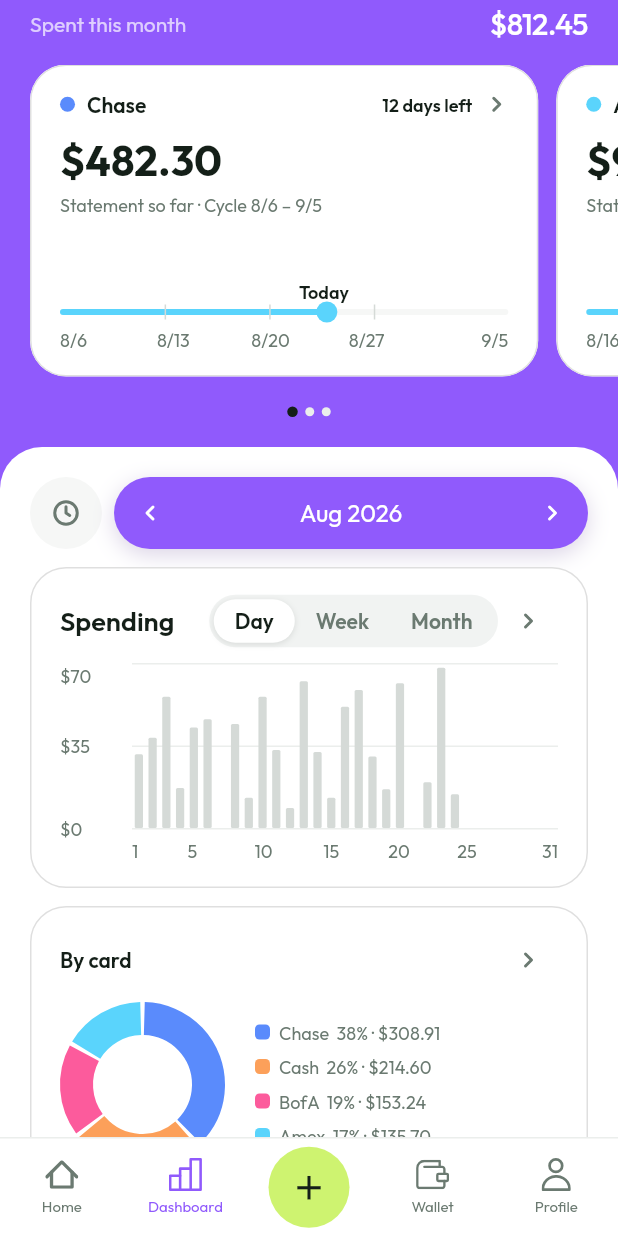
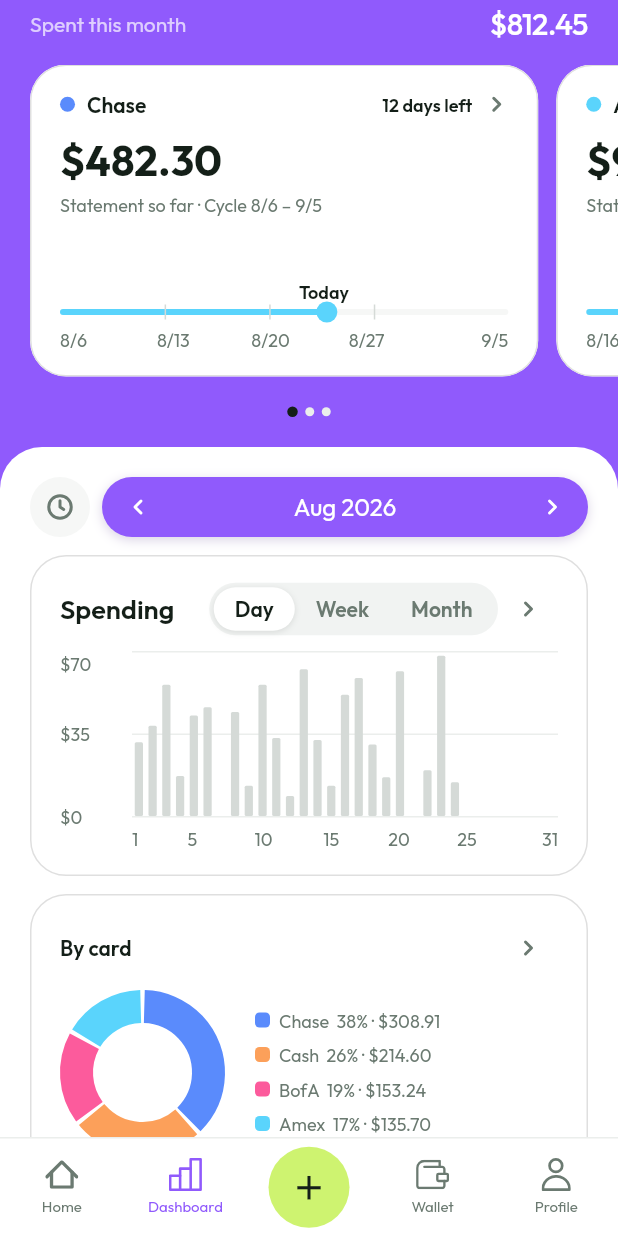
Before and after one commit to js10839/spendTracker, a Flutter app: the DashboardPage screen opened by its route, on a phone screen of 412 x 824 dp. Run offline on Flutter 3.47's test engine with Material 3 defaults, Android fonts, the phone set to English and light mode, and no system bars; our stand-ins replace flutter_svg, go_router, shared_preferences, supabase_flutter, video_player; accounts and stored records are empty.

Commit message:
Animate dashboard period switching

```diff
--- a/frontend/lib/dashboard/dashboard_analytics.dart
+++ b/frontend/lib/dashboard/dashboard_analytics.dart
@@ -17,18 +17,24 @@ class DashboardAnalytics extends StatelessWidget {
     required this.summary,
     required this.cashFlow,
     required this.onRetryCashFlow,
+    required this.rolling,
   });
 
   final DashboardSummary summary;
   final Future<List<DashboardCashMonth>?> cashFlow;
   final VoidCallback onRetryCashFlow;
+  final bool rolling;
 
   @override
   Widget build(BuildContext context) => Column(
     crossAxisAlignment: CrossAxisAlignment.stretch,
     spacing: AppSpacing.md,
     children: [
-      _SpendingCard(daily: summary.daily, yearly: summary.yearly),
+      _SpendingCard(
+        daily: summary.daily,
+        yearly: summary.yearly,
+        rolling: rolling,
+      ),
       _BreakdownCard(title: 'By card', rows: summary.paymentMethods),
       _BreakdownCard(title: 'Category breakdown', rows: summary.categories),
       Text('Income vs spending', style: AppTypography.bodyMediumStrong),
@@ -89,10 +95,15 @@ class _DashboardCard extends StatelessWidget {
 }
 
 class _SpendingCard extends StatefulWidget {
-  const _SpendingCard({required this.daily, required this.yearly});
+  const _SpendingCard({
+    required this.daily,
+    required this.yearly,
+    required this.rolling,
+  });
 
   final List<DashboardBucket> daily;
   final List<DashboardBucket> yearly;
+  final bool rolling;
 
   @override
   State<_SpendingCard> createState() => _SpendingCardState();
@@ -135,7 +146,9 @@ class _SpendingCardState extends State<_SpendingCard> {
             runSpacing: AppSpacing.sm,
             children: [
               Text('Spending', style: AppTypography.heading3),
-              Row(
+              FittedBox(
+                fit: BoxFit.scaleDown,
+                child: Row(
                   mainAxisSize: MainAxisSize.min,
                   children: [
                     AppSegmentedControl(
@@ -158,6 +171,7 @@ class _SpendingCardState extends State<_SpendingCard> {
                     ),
                   ],
                 ),
+              ),
             ],
           ),
           if (buckets.every((bucket) => bucket.cents == 0))
@@ -169,6 +183,7 @@ class _SpendingCardState extends State<_SpendingCard> {
             _SpendingChart(
               buckets: buckets,
               range: _range,
+              rolling: widget.rolling,
               selected: _selected,
               onSelected: (index) =>
                   setState(() => _selected = _selected == index ? null : index),
@@ -183,12 +198,14 @@ class _SpendingChart extends StatelessWidget {
   const _SpendingChart({
     required this.buckets,
     required this.range,
+    required this.rolling,
     required this.selected,
     required this.onSelected,
   });
 
   final List<DashboardBucket> buckets;
   final int range;
+  final bool rolling;
   final int? selected;
   final ValueChanged<int> onSelected;
 
@@ -298,6 +315,8 @@ class _SpendingChart extends StatelessWidget {
                             child: Text(
                               range == 2
                                   ? homeMonths[bucket.date.month - 1]
+                                  : rolling
+                                  ? '${bucket.date.month}/${bucket.date.day}'
                                   : '${bucket.date.day}',
                               style: _caption,
                             ),
@@ -361,6 +380,7 @@ class _SpendingChart extends StatelessWidget {
     if (index == 0 || index == count - 1) return true;
     if (range == 2) return index.isEven;
     if (range == 1) return true;
+    if (rolling) return index % 7 == 0 && index < count - 3;
     return date.day % 5 == 0 && index < count - 2;
   }
 }
@@ -399,7 +419,9 @@ class _BreakdownCard extends StatelessWidget {
           Row(
             mainAxisAlignment: MainAxisAlignment.spaceBetween,
             children: [
-              Text(title, style: AppTypography.bodyMediumStrong),
+              Flexible(
+                child: Text(title, style: AppTypography.bodyMediumStrong),
+              ),
               if (rows.isNotEmpty)
                 _DetailsButton(
                   title: title,
@@ -410,7 +432,7 @@ class _BreakdownCard extends StatelessWidget {
             ],
           ),
           if (rows.isEmpty)
-            Text('No spending for this month', style: _caption)
+            Text('No spending for this period', style: _caption)
           else
             Row(
               crossAxisAlignment: CrossAxisAlignment.center,
--- a/frontend/lib/dashboard/dashboard_page.dart
+++ b/frontend/lib/dashboard/dashboard_page.dart
@@ -15,6 +15,7 @@ import '../onboarding/onboarding_card_color.dart';
 import '../onboarding/widgets/onboarding_custom_card_sheet.dart';
 import 'dashboard_analytics.dart';
 import 'dashboard_preview_data.dart';
+import 'dashboard_period_switch.dart';
 import 'dashboard_repository.dart';
 import 'dashboard_statement_card.dart';
 
@@ -38,12 +39,13 @@ class _DashboardPageState extends State<DashboardPage> {
   final _carousel = PageController(viewportFraction: .895);
   late Future<DashboardSummary> _summary;
   late Future<DashboardSummary> _period;
+  Future<DashboardSummary>? _rollingPeriod;
+  bool _showRolling = false;
   late Future<Map<DateTime, int>?> _income;
   late Future<List<DashboardCashMonth>?> _cashFlow;
   late DateTime _month;
-  DateTime get _today => widget.isMember
-      ? calendarDate(DateTime.now())
-      : DateTime.utc(2026, 8, 24);
+  DateTime get _today =>
+      widget.isMember ? calendarDate(DateTime.now()) : dashboardGuestToday;
   DateTime get _currentMonth => DateTime.utc(_today.year, _today.month);
   var _cardIndex = 0;
   var _addingCard = false;
@@ -66,6 +68,22 @@ class _DashboardPageState extends State<DashboardPage> {
     final repository = DashboardRepository.instance;
     if (repository == null) throw StateError('Dashboard API is not configured');
     return repository.load(_today, month: month);
+  }
+
+  Future<DashboardSummary> _loadRolling() async {
+    if (!widget.isMember) {
+      return dashboardGuestSummary(_currentMonth, rolling: true);
+    }
+    final repository = DashboardRepository.instance;
+    if (repository == null) throw StateError('Dashboard API is not configured');
+    return repository.loadPast30Days(_today);
+  }
+
+  void _togglePeriod() {
+    setState(() {
+      _showRolling = !_showRolling;
+      if (_showRolling) _rollingPeriod ??= _loadRolling();
+    });
   }
 
   Future<Map<DateTime, int>?> _loadIncome() async {
@@ -113,6 +131,7 @@ class _DashboardPageState extends State<DashboardPage> {
   void _refreshData() {
     _summary = _load(_currentMonth);
     _period = _month == _currentMonth ? _summary : _load(_month);
+    _rollingPeriod = _showRolling ? _loadRolling() : null;
     _income = _loadIncome();
     _cashFlow = _loadCashFlow(_month, _period, _income);
   }
@@ -316,9 +335,21 @@ class _DashboardPageState extends State<DashboardPage> {
                   child: Column(
                     spacing: AppSpacing.md,
                     children: [
-                      _monthControls(),
+                      DashboardPeriodSwitch(
+                        rolling: _showRolling,
+                        today: _today,
+                        month: _month,
+                        onToggle: _togglePeriod,
+                        onPickMonth: _pickMonth,
+                        onPreviousMonth: () => _selectMonth(
+                          DateTime.utc(_month.year, _month.month - 1),
+                        ),
+                        onNextMonth: () => _selectMonth(
+                          DateTime.utc(_month.year, _month.month + 1),
+                        ),
+                      ),
                       FutureBuilder<DashboardSummary>(
-                        future: _period,
+                        future: _showRolling ? _rollingPeriod : _period,
                         builder: (context, snapshot) {
                           if (snapshot.connectionState !=
                               ConnectionState.done) {
@@ -332,7 +363,9 @@ class _DashboardPageState extends State<DashboardPage> {
                             return Column(
                               children: [
                                 Text(
-                                  'Couldn’t load this month.',
+                                  _showRolling
+                                      ? 'Couldn’t load the past 30 days.'
+                                      : 'Couldn’t load this month.',
                                   style: AppTypography.bodyMedium,
                                 ),
                                 TextButton(
@@ -343,7 +376,8 @@ class _DashboardPageState extends State<DashboardPage> {
                             );
                           }
                           return DashboardAnalytics(
-                            key: ValueKey(_month),
+                            key: ValueKey((_month, _showRolling)),
+                            rolling: _showRolling,
                             summary: data,
                             cashFlow: _cashFlow,
                             onRetryCashFlow: () => setState(() {
@@ -385,62 +419,6 @@ class _DashboardPageState extends State<DashboardPage> {
     ),
   );
 
-  Widget _monthControls() => Row(
-    children: [
-      Material(
-        color: AppTokens.surface,
-        shape: const CircleBorder(),
-        child: IconButton(
-          tooltip: 'Back to this month',
-          onPressed: () => _selectMonth(_currentMonth),
-          icon: SvgPicture.asset('assets/dashboard/month_clock.svg'),
-        ),
-      ),
-      const SizedBox(width: AppSpacing.sm),
-      Expanded(
-        child: DecoratedBox(
-          decoration: BoxDecoration(
-            color: AppTokens.brandPurple,
-            borderRadius: BorderRadius.circular(AppRadius.full),
-            boxShadow: [AppShadows.headerControl],
-          ),
-          child: Material(
-            color: Colors.transparent,
-            borderRadius: BorderRadius.circular(AppRadius.full),
-            child: Row(
-              children: [
-                IconButton(
-                  tooltip: 'Previous month',
-                  onPressed: () =>
-                      _selectMonth(DateTime.utc(_month.year, _month.month - 1)),
-                  icon: SvgPicture.asset('assets/dashboard/month_previous.svg'),
-                ),
-                Expanded(
-                  child: TextButton(
-                    onPressed: _pickMonth,
-                    child: Text(
-                      '${homeMonths[_month.month - 1]} ${_month.year}',
-                      textAlign: TextAlign.center,
-                      style: AppTypography.bodyLarge.copyWith(
-                        color: AppTokens.textInverse,
-                      ),
-                    ),
-                  ),
-                ),
-                IconButton(
-                  tooltip: 'Next month',
-                  onPressed: () =>
-                      _selectMonth(DateTime.utc(_month.year, _month.month + 1)),
-                  icon: SvgPicture.asset('assets/dashboard/month_next.svg'),
-                ),
-              ],
-            ),
-          ),
-        ),
-      ),
-    ],
-  );
-
   Widget _header(BuildContext context, DashboardSummary summary) {
     final statements = summary.statements;
     final itemCount = statements.length + 1;
@@ -456,14 +434,18 @@ class _DashboardPageState extends State<DashboardPage> {
               children: [
                 Expanded(
                   child: Text(
-                    'Spent this month',
+                    _showRolling ? 'Past 30 days' : 'Spent this month',
                     style: AppTypography.bodyMedium.copyWith(
                       color: AppTokens.textInverse.withValues(alpha: .7),
                     ),
                   ),
                 ),
                 Text(
-                  formatHomeMoney(summary.monthlySpendingCents),
+                  formatHomeMoney(
+                    _showRolling
+                        ? summary.rollingSpendingCents
+                        : summary.monthlySpendingCents,
+                  ),
                   style: AppTypography.displayAmount.copyWith(
                     color: AppTokens.textInverse,
                     fontSize: 20,
--- /dev/null
+++ b/frontend/lib/dashboard/dashboard_period_switch.dart
@@ -0,0 +1,219 @@
+import 'dart:ui' show lerpDouble;
+
+import 'package:flutter/material.dart';
+import 'package:flutter_svg/flutter_svg.dart';
+
+import '../design_system/tokens.dart';
+import '../design_system/typography.dart';
+import '../home/home_format.dart';
+import 'dashboard_repository.dart';
+
+class DashboardPeriodSwitch extends StatelessWidget {
+  const DashboardPeriodSwitch({
+    super.key,
+    required this.rolling,
+    required this.today,
+    required this.month,
+    required this.onToggle,
+    required this.onPickMonth,
+    required this.onPreviousMonth,
+    required this.onNextMonth,
+  });
+
+  final bool rolling;
+  final DateTime today;
+  final DateTime month;
+  final VoidCallback onToggle;
+  final VoidCallback onPickMonth;
+  final VoidCallback onPreviousMonth;
+  final VoidCallback onNextMonth;
+
+  static const _size = 40.0;
+
+  @override
+  Widget build(BuildContext context) {
+    final start = dashboardRollingStart(today);
+    final dateRange = '(${_shortDate(start)} – ${_shortDate(today)})';
+    final height = MediaQuery.textScalerOf(context)
+        .scale(24)
+        .clamp(_size, 72.0);
+    return LayoutBuilder(
+      builder: (context, constraints) {
+        final expanded = constraints.maxWidth - AppSpacing.sm - _size;
+        return TweenAnimationBuilder<double>(
+          tween: Tween(begin: rolling ? 1.0 : 0.0, end: rolling ? 1.0 : 0.0),
+          duration: MediaQuery.disableAnimationsOf(context)
+              ? Duration.zero
+              : const Duration(milliseconds: 340),
+          curve: Curves.easeInOutCubic,
+          builder: (context, progress, _) {
+            final leftWidth = lerpDouble(_size, expanded, progress)!;
+            final rightWidth = expanded + _size - leftWidth;
+            return Row(
+              children: [
+                _pill(
+                  key: const Key('dashboard-rolling-pill'),
+                  width: leftWidth,
+                  height: height,
+                  expansion: progress,
+                  isExpanded: rolling,
+                  expandedWidth: expanded,
+                  collapsed: _iconButton(
+                    'Show past 30 days',
+                    'month_clock.svg',
+                    onToggle,
+                  ),
+                  expanded: Padding(
+                    padding: const EdgeInsets.symmetric(
+                      horizontal: AppSpacing.sm,
+                    ),
+                    child: FittedBox(
+                      fit: BoxFit.scaleDown,
+                      child: Text.rich(
+                        TextSpan(
+                          text: 'Past 30 days ',
+                          children: [
+                            TextSpan(
+                              text: dateRange,
+                              style: const TextStyle(fontSize: 14),
+                            ),
+                          ],
+                        ),
+                        style: AppTypography.bodyLarge.copyWith(
+                          color: AppTokens.textInverse,
+                        ),
+                        maxLines: 1,
+                      ),
+                    ),
+                  ),
+                ),
+                const SizedBox(width: AppSpacing.sm),
+                _pill(
+                  key: const Key('dashboard-month-pill'),
+                  width: rightWidth,
+                  height: height,
+                  expansion: 1 - progress,
+                  isExpanded: !rolling,
+                  expandedWidth: expanded,
+                  collapsed: _iconButton(
+                    'Show calendar month',
+                    'period_calendar.svg',
+                    onToggle,
+                  ),
+                  expanded: Row(
+                    children: [
+                      _iconButton(
+                        'Previous month',
+                        'month_previous.svg',
+                        onPreviousMonth,
+                      ),
+                      Expanded(
+                        child: TextButton(
+                          onPressed: onPickMonth,
+                          child: Text(
+                            '${homeMonths[month.month - 1]} ${month.year}',
+                            textAlign: TextAlign.center,
+                            style: AppTypography.bodyLarge.copyWith(
+                              color: AppTokens.textInverse,
+                            ),
+                            maxLines: 1,
+                            overflow: TextOverflow.ellipsis,
+                          ),
+                        ),
+                      ),
+                      _iconButton('Next month', 'month_next.svg', onNextMonth),
+                    ],
+                  ),
+                ),
+              ],
+            );
+          },
+        );
+      },
+    );
+  }
+
+  Widget _pill({
+    required Key key,
+    required double width,
+    required double height,
+    required double expansion,
+    required bool isExpanded,
+    required double expandedWidth,
+    required Widget collapsed,
+    required Widget expanded,
+  }) {
+    final labelOpacity = ((expansion - .25) / .65).clamp(0.0, 1.0);
+    final iconOpacity = (1 - expansion / .4).clamp(0.0, 1.0);
+    return SizedBox(
+      key: key,
+      width: width,
+      height: height,
+      child: DecoratedBox(
+        decoration: BoxDecoration(
+          color: Color.lerp(
+            AppTokens.surface,
+            AppTokens.brandPurple,
+            expansion,
+          ),
+          borderRadius: BorderRadius.circular(AppRadius.full),
+          boxShadow: [
+            BoxShadow(
+              color: AppComponentColors.shadowPurple.withValues(
+                alpha: .18 * expansion,
+              ),
+              blurRadius: 6,
+              offset: const Offset(0, 2),
+            ),
+          ],
+        ),
+        child: ClipRRect(
+          borderRadius: BorderRadius.circular(AppRadius.full),
+          child: Material(
+            color: Colors.transparent,
+            child: Stack(
+              fit: StackFit.expand,
+              children: [
+                if (labelOpacity > 0)
+                  IgnorePointer(
+                    ignoring: !isExpanded,
+                    child: ExcludeSemantics(
+                      excluding: !isExpanded,
+                      child: Opacity(
+                        opacity: labelOpacity,
+                        child: OverflowBox(
+                          minWidth: expandedWidth,
+                          maxWidth: expandedWidth,
+                          child: expanded,
+                        ),
+                      ),
+                    ),
+                  ),
+                if (iconOpacity > 0)
+                  IgnorePointer(
+                    ignoring: isExpanded,
+                    child: ExcludeSemantics(
+                      excluding: isExpanded,
+                      child: Opacity(opacity: iconOpacity, child: collapsed),
+                    ),
+                  ),
+              ],
+            ),
+          ),
+        ),
+      ),
+    );
+  }
+
+  Widget _iconButton(String label, String asset, VoidCallback action) =>
+      IconButton(
+        tooltip: label,
+        onPressed: action,
+        padding: EdgeInsets.zero,
+        constraints: const BoxConstraints.tightFor(width: _size, height: _size),
+        icon: SvgPicture.asset('assets/dashboard/$asset'),
+      );
+
+  String _shortDate(DateTime date) =>
+      '${homeMonths[date.month - 1]} ${date.day}';
+}
--- a/frontend/lib/dashboard/dashboard_preview_data.dart
+++ b/frontend/lib/dashboard/dashboard_preview_data.dart
@@ -97,38 +97,63 @@ abstract final class DashboardPreviewData {
   }
 }
 
-/// Dashboard screen samples share the chart fixture and use the Figma preview date.
-DashboardSummary dashboardGuestSummary(DateTime month) {
-  final current = month.year == 2026 && month.month == 8;
-  final totalForMonth = month.year == 2026 ? _guestSpending[month.month] : null;
-  final totals = <int, int>{};
-  final categories = <String, int>{};
-  final days = <int, int>{};
-  if (totalForMonth != null) {
-    final lastDay = current
+final dashboardGuestToday = DateTime.utc(2026, 8, 24);
+
+Iterable<DashboardPreviewTransaction> _guestPurchases(DateTime month) sync* {
+  final total = month.year == 2026 ? _guestSpending[month.month] : null;
+  if (total == null) return;
+
+  final lastDay = month.month == 8
       ? 24
       : DateTime.utc(month.year, month.month + 1, 0).day;
   final entries = DashboardPreviewData.transactions
       .where((entry) => entry.date.day <= lastDay)
       .toList();
-    final weight = entries.fold<int>(0, (value, entry) => value + entry.cents);
+  final weight = entries.fold<int>(0, (sum, entry) => sum + entry.cents);
   var cumulativeWeight = 0;
   var allocated = 0;
-    // Scale the shared sample purchases to the preview total without losing cents.
+  // Scale the shared sample purchases without losing cents.
   for (final entry in entries) {
     cumulativeWeight += entry.cents;
-      final next = cumulativeWeight * totalForMonth ~/ weight;
-      final amount = next - allocated;
+    final next = cumulativeWeight * total ~/ weight;
+    yield (
+      date: DateTime.utc(month.year, month.month, entry.date.day),
+      card: entry.card,
+      merchant: entry.merchant,
+      cents: next - allocated,
+    );
     allocated = next;
+  }
+}
+
+final _guestRollingStart = dashboardRollingStart(dashboardGuestToday);
+final _guestRollingPurchases = [
+  ..._guestPurchases(DateTime.utc(2026, 7))
+      .where((entry) => !entry.date.isBefore(_guestRollingStart)),
+  ..._guestPurchases(DateTime.utc(2026, 8)),
+];
+
+DashboardSummary dashboardGuestSummary(DateTime month, {bool rolling = false}) {
+  final start = rolling
+      ? _guestRollingStart
+      : DateTime.utc(month.year, month.month);
+  final end = rolling
+      ? dashboardGuestToday
+      : DateTime.utc(month.year, month.month + 1, 0);
+  final totals = <int, int>{};
+  final categories = <String, int>{};
+  final days = <DateTime, int>{};
+  for (final entry
+      in rolling ? _guestRollingPurchases : _guestPurchases(month)) {
     totals.update(
       entry.card,
-        (value) => value + amount,
-        ifAbsent: () => amount,
+      (value) => value + entry.cents,
+      ifAbsent: () => entry.cents,
     );
     days.update(
-        entry.date.day,
-        (value) => value + amount,
-        ifAbsent: () => amount,
+      entry.date,
+      (value) => value + entry.cents,
+      ifAbsent: () => entry.cents,
     );
     final name = switch (entry.merchant) {
       'Shell' || 'Metro fare' => 'Transport',
@@ -141,10 +166,9 @@ DashboardSummary dashboardGuestSummary(DateTime month) {
     };
     categories.update(
       name,
-        (value) => value + amount,
-        ifAbsent: () => amount,
+      (value) => value + entry.cents,
+      ifAbsent: () => entry.cents,
     );
-    }
   }
   final total = totals.values.fold<int>(0, (sum, cents) => sum + cents);
   final sortedMethods = totals.entries.toList()
@@ -152,7 +176,11 @@ DashboardSummary dashboardGuestSummary(DateTime month) {
   final sortedCategories = categories.entries.toList()
     ..sort((a, b) => b.value.compareTo(a.value));
   return DashboardSummary(
-    monthlySpendingCents: total,
+    monthlySpendingCents: rolling ? _guestSpending[8]! : total,
+    rollingSpendingCents: _guestRollingPurchases.fold(
+      0,
+      (sum, entry) => sum + entry.cents,
+    ),
     statements: [
       DashboardStatement(
         name: HomePreviewData.cardNames[1],
@@ -173,14 +201,11 @@ DashboardSummary dashboardGuestSummary(DateTime month) {
     ],
     daily: [
       for (
-        var day = 1;
-        day <= DateTime.utc(month.year, month.month + 1, 0).day;
-        day++
+        var day = start;
+        !day.isAfter(end);
+        day = day.add(const Duration(days: 1))
       )
-        (
-          date: DateTime.utc(month.year, month.month, day),
-          cents: days[day] ?? 0,
-        ),
+        (date: day, cents: days[day] ?? 0),
     ],
     yearly: [
       for (var number = 1; number <= 12; number++)
```
Also changed, not shown: frontend/lib/dashboard/dashboard_repository.dart (+80 -3 lines), frontend/assets/dashboard/period_calendar.svg (added), 1 other file. Lines whose indentation alone changed are shown as unchanged.
